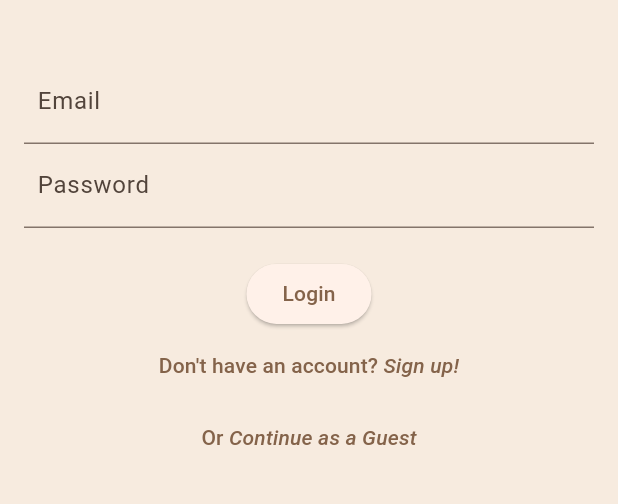
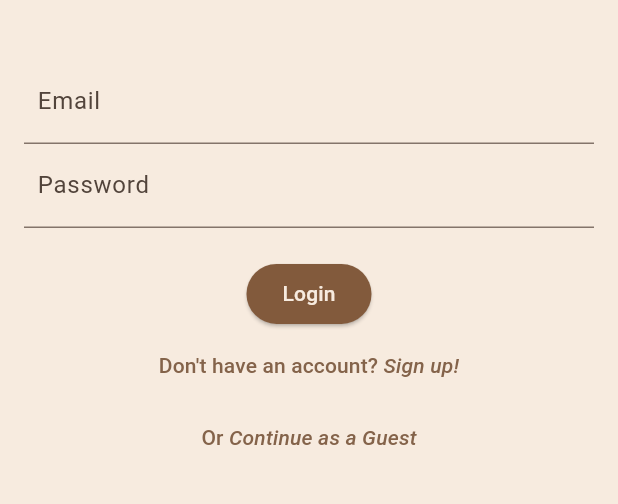
Before and after one commit to LilliAP/Customer_Engagement_Mobile_App, a Flutter app: the screen it shows after launch, on a phone screen of 412 x 824 dp, the part 511-1015 px from its top. Run offline on Flutter 3.47's test engine with Material 3 defaults, Android fonts, the phone set to English and light mode, and no system bars; our stand-ins replace cloud_firestore, firebase_auth, firebase_core, firebase_messaging, google_fonts; accounts and stored records are empty.

Commit message:
CHANGED: Updated button color, but will probably change again

```diff
--- a/lib/widgets/app_theme.dart
+++ b/lib/widgets/app_theme.dart
@@ -18,5 +18,11 @@ class AppTheme{
       bodyColor: Color(0xff57482c),
       displayColor: Color(0xff57482c),
     ),
-  );
+    elevatedButtonTheme: ElevatedButtonThemeData(
+      style: ElevatedButton.styleFrom(
+        backgroundColor: appColorScheme.secondary,
+        foregroundColor: appColorScheme.surface
+      )
+      )
+    );
 }
```
